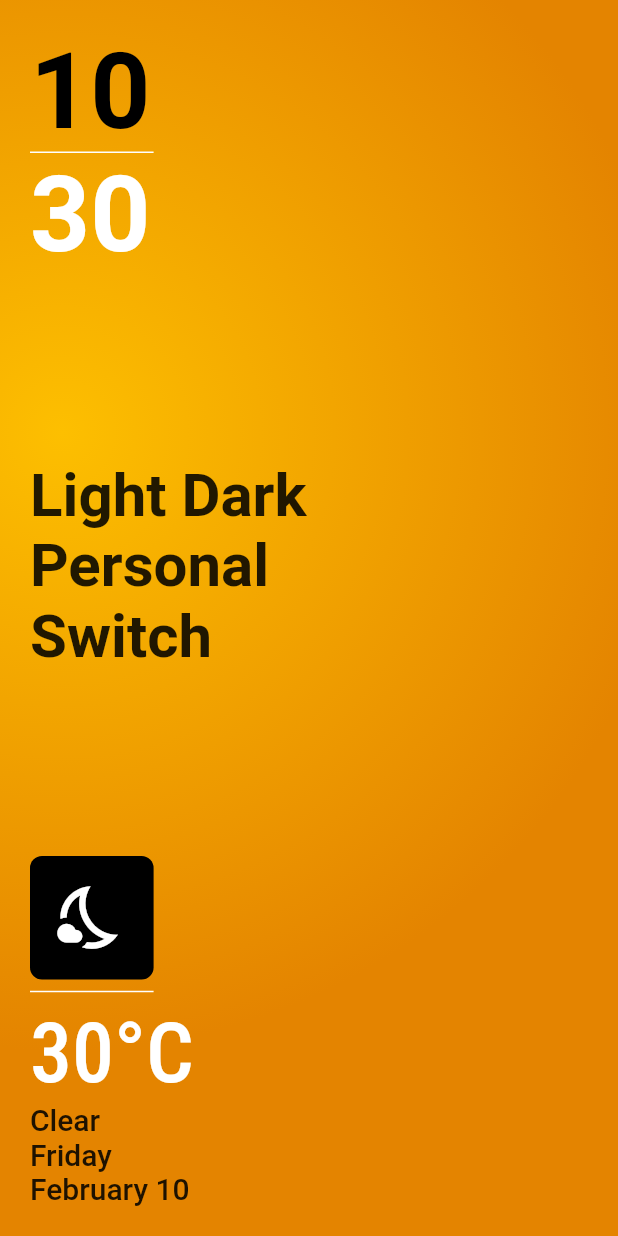
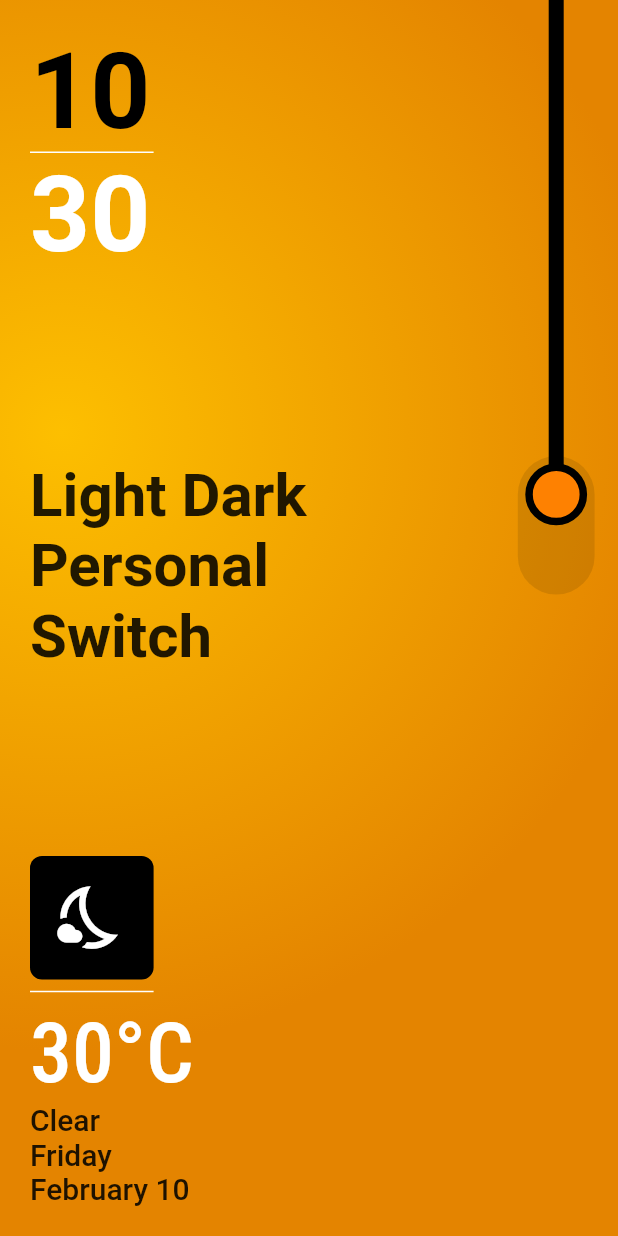
Before and after one commit to john-muinde/clock-dark-light-theme, a Flutter app: the screen it shows after launch, on a phone screen of 412 x 824 dp. Run offline on Flutter 3.47's test engine with Material 2 defaults, Android fonts, the phone set to English and light mode, and no system bars; our stand-ins replace google_fonts, shared_preferences.

Commit message:
finished the paint, switch and full on dark mode light mode theme

```diff
--- a/lib/app_theme.dart
+++ b/lib/app_theme.dart
@@ -1,6 +1,9 @@
+import 'dart:io';
+
 import 'package:flutter/material.dart';
 import 'package:flutter/services.dart';
 import 'package:google_fonts/google_fonts.dart';
+import 'package:shared_preferences/shared_preferences.dart';
 
 import 'constants/constants.dart';
 
@@ -8,6 +11,9 @@ class ThemeProvider with ChangeNotifier {
   //bool for current theme
   bool isLightTheme;
   ThemeProvider({required this.isLightTheme});
+
+  //Add the check and registerWtih in your desired method.
+
   //used for matching the top status navigation bar with the theme
   getCurrentStatusNavigationBarColor() {
     if (isLightTheme) {
@@ -30,7 +36,20 @@ class ThemeProvider with ChangeNotifier {
   }
   //Used for toggling between light theme and dark theme
 
-  toggleThemeData() {}
+  toggleThemeData() async {
+    SharedPreferences sharedPreferences = await SharedPreferences.getInstance();
+    if (isLightTheme) {
+      sharedPreferences.setBool(SPref.isLight, false);
+      isLightTheme = !isLightTheme;
+      notifyListeners();
+    } else {
+      sharedPreferences.setBool(SPref.isLight, true);
+      isLightTheme = !isLightTheme;
+      notifyListeners();
+    }
+    getCurrentStatusNavigationBarColor();
+    notifyListeners();
+  }
 
   ThemeData themeData() {
     return ThemeData(
@@ -45,7 +64,9 @@ class ThemeProvider with ChangeNotifier {
         ),
         displayMedium: GoogleFonts.robotoCondensed(
           fontWeight: FontWeight.w500,
-              color: isLightTheme ? AppColors.black : AppColors.orange)),
+          color: isLightTheme ? AppColors.black : AppColors.orange,
+        ),
+      ),
     );
   }
 
--- a/lib/home_screen.dart
+++ /dev/null
@@ -1,116 +0,0 @@
-import 'package:flutter/material.dart';
-import 'package:intl/intl.dart';
-
-import 'app_theme.dart';
-import 'constants/constants.dart';
-
-class HomeScreen extends StatefulWidget {
-  const HomeScreen({super.key});
-
-  @override
-  State<HomeScreen> createState() => _HomeScreenState();
-}
-
-class _HomeScreenState extends State<HomeScreen> {
-  @override
-  Widget build(BuildContext context) {
-    final Size size = MediaQuery.of(context).size;
-    return Scaffold(
-      body: Container(
-        decoration: BoxDecoration(
-          gradient: RadialGradient(
-            center: const Alignment(-0.8, -0.3),
-            radius: 1,
-            colors:
-                ThemeProvider(isLightTheme: true).themeMode().gradientColors!,
-          ),
-        ),
-        child: Stack(
-          fit: StackFit.expand,
-          children: [
-            SafeArea(
-              child: Padding(
-                padding: const EdgeInsets.all(20.0),
-                child: Column(
-                  crossAxisAlignment: CrossAxisAlignment.start,
-                  children: [
-                    Text(
-                      DateTime.now().hour.toString(),
-                      style: Theme.of(context).textTheme.displayLarge,
-                    ),
-                    SizedBox(
-                      width: size.width * .2,
-                      child: const Divider(
-                        height: 0,
-                        thickness: 1,
-                        color: AppColors.white,
-                      ),
-                    ),
-                    Text(
-                      DateTime.now().minute.toString(),
-                      style: Theme.of(context)
-                          .textTheme
-                          .displayLarge!
-                          .copyWith(color: AppColors.white),
-                    ),
-                    const Spacer(),
-                    const Text(
-                      "Light Dark\nPersonal\nSwitch",
-                      style: TextStyle(
-                        fontSize: 40,
-                        fontWeight: FontWeight.bold,
-                      ),
-                    ),
-                    const Spacer(),
-                    Container(
-                      width: size.width * .2,
-                      height: size.width * .2,
-                      decoration: BoxDecoration(
-                        color: ThemeProvider(isLightTheme: true)
-                            .themeMode()
-                            .switchColor,
-                        borderRadius: BorderRadius.circular(8),
-                      ),
-                      child: const Icon(
-                        Icons.nights_stay_outlined,
-                        size: 50,
-                        color: AppColors.white,
-                      ),
-                    ),
-                    SizedBox(
-                      width: size.width * .2,
-                      child: const Divider(
-                        // height: 0,
-                        thickness: 1,
-                        color: AppColors.white,
-                      ),
-                    ),
-                    Text(
-                      "30\u00B0C",
-                      style:
-                          Theme.of(context).textTheme.displayMedium!.copyWith(
-                                color: AppColors.white,
-                              ),
-                    ),
-                    Text(
-                      "Clear",
-                      style: Theme.of(context).textTheme.titleLarge,
-                    ),
-                    Text(
-                      DateFormat('EEEE').format(DateTime.now()),
-                      style: Theme.of(context).textTheme.titleLarge,
-                    ),
-                    Text(
-                      DateFormat('MMMM d').format(DateTime.now()),
-                      style: Theme.of(context).textTheme.titleLarge,
-                    )
-                  ],
-                ),
-              ),
-            ),
-          ],
-        ),
-      ),
-    );
-  }
-}
--- a/lib/main.dart
+++ b/lib/main.dart
@@ -1,12 +1,33 @@
 import 'package:dark_light_theme/app_theme.dart';
+import 'package:dark_light_theme/constants/constants.dart';
 import 'package:flutter/material.dart';
-import 'package:intl/intl.dart';
+import 'package:provider/provider.dart';
+import 'package:shared_preferences/shared_preferences.dart';
 
-import 'constants/constants.dart';
-import 'home_screen.dart';
+import 'screen/home_screen.dart';
 
-void main() {
-  runApp(const MyApp());
+main() async {
+  WidgetsFlutterBinding.ensureInitialized();
+  SharedPreferences prefs = await SharedPreferences.getInstance();
+  bool isLightTheme = prefs.getBool(SPref.isLight) ?? true;
+  runApp(AppStart(isLightTheme: isLightTheme));
+}
+
+class AppStart extends StatelessWidget {
+  const AppStart({super.key, required this.isLightTheme});
+  final bool isLightTheme;
+
+  @override
+  Widget build(BuildContext context) {
+    return MultiProvider(
+      providers: [
+        ChangeNotifierProvider(
+          create: (_) => ThemeProvider(isLightTheme: isLightTheme),
+        )
+      ],
+      child: MyApp(),
+    );
+  }
 }
 
 class MyApp extends StatelessWidget {
@@ -14,12 +35,11 @@ class MyApp extends StatelessWidget {
 
   @override
   Widget build(BuildContext context) {
+    ThemeProvider themeProvider = Provider.of<ThemeProvider>(context);
     return MaterialApp(
       debugShowCheckedModeBanner: false,
       title: 'Flutter Demo',
-      theme: ThemeProvider(
-        isLightTheme: true,
-      ).themeData(),
+      theme: themeProvider.themeData(),
       home: const HomeScreen(),
     );
   }
--- /dev/null
+++ b/lib/screen/component/wire_draw.dart
@@ -0,0 +1,55 @@
+import 'package:dark_light_theme/app_theme.dart';
+import 'package:flutter/material.dart';
+import 'package:provider/provider.dart';
+
+class Wire extends StatefulWidget {
+  const Wire(
+      {super.key, required this.initialPosition, required this.toOffset});
+  final Offset initialPosition;
+  final Offset toOffset;
+
+  @override
+  State<Wire> createState() => _WireState();
+}
+
+class _WireState extends State<Wire> {
+  @override
+  Widget build(BuildContext context) {
+    ThemeProvider themeProvider = Provider.of<ThemeProvider>(context);
+    return CustomPaint(
+      painter: WirePainter(
+        initialPosition: widget.initialPosition,
+        themeProvider: themeProvider,
+        toOffset: widget.toOffset,
+      ),
+    );
+  }
+}
+
+class WirePainter extends CustomPainter {
+  final Offset initialPosition;
+  final Offset toOffset;
+
+  final ThemeProvider themeProvider;
+
+  Paint? _paint;
+
+  WirePainter({
+    required this.initialPosition,
+    required this.toOffset,
+    required this.themeProvider,
+  });
+  @override
+  void paint(Canvas canvas, Size size) {
+    _paint = Paint()
+      ..color = themeProvider.themeMode().switchColor!
+      ..strokeWidth = 10
+      ..style = PaintingStyle.stroke;
+
+    //To help draw the line
+    canvas.drawLine(initialPosition, toOffset, _paint!);
+  }
+
+  @override
+  bool shouldRepaint(covariant CustomPainter oldDelegate) => false;
+}
--- /dev/null
+++ b/lib/screen/home_screen.dart
@@ -0,0 +1,200 @@
+import 'package:flutter/material.dart';
+import 'package:intl/intl.dart';
+import 'package:provider/provider.dart';
+
+import '../app_theme.dart';
+import 'component/wire_draw.dart';
+
+import '../constants/constants.dart';
+
+class HomeScreen extends StatefulWidget {
+  const HomeScreen({super.key});
+
+  @override
+  State<HomeScreen> createState() => _HomeScreenState();
+}
+
+class _HomeScreenState extends State<HomeScreen> {
+  Offset initialPosition = const Offset(250, 0);
+  Offset switchPosition = const Offset(350, 350);
+  Offset containerPosition = const Offset(350, 350);
+  Offset finalPosition = const Offset(350, 350);
+
+  @override
+  void didChangeDependencies() {
+    final Size size = MediaQuery.of(context).size;
+    ThemeProvider themeProvider = Provider.of<ThemeProvider>(context);
+    initialPosition = Offset(size.width * .9, 0);
+    containerPosition = Offset(size.width * .9, size.height * .4);
+    finalPosition = Offset(size.width * .9, size.height * .5 - size.width * .1);
+
+    switchPosition =
+        themeProvider.isLightTheme ? containerPosition : finalPosition;
+
+    super.didChangeDependencies();
+  }
+
+  @override
+  Widget build(BuildContext context) {
+    final Size size = MediaQuery.of(context).size;
+    ThemeProvider themeProvider = Provider.of<ThemeProvider>(context);
+
+    return Scaffold(
+      body: Container(
+        decoration: BoxDecoration(
+          gradient: RadialGradient(
+            center: const Alignment(-0.8, -0.3),
+            radius: 1,
+            colors: themeProvider.themeMode().gradientColors!,
+          ),
+        ),
+        child: Stack(
+          fit: StackFit.expand,
+          children: [
+            leftPart(context, size, themeProvider),
+            Positioned(
+              top: containerPosition.dy - size.width * .1 / 2 - 5,
+              left: containerPosition.dx - size.width * .1 / 2 - 5,
+              child: Container(
+                width: size.width * .1 + 10,
+                height: size.height * .1 + 10,
+                decoration: BoxDecoration(
+                  color: themeProvider.themeMode().switchBgColor!,
+                  borderRadius: BorderRadius.circular(30),
+                ),
+              ),
+            ),
+            Wire(
+              initialPosition: initialPosition,
+              toOffset: switchPosition,
+            ),
+            AnimatedPositioned(
+              duration: const Duration(milliseconds: 0),
+              top: switchPosition.dy - size.width * 0.1 / 2,
+              left: switchPosition.dx - size.width * 0.1 / 2,
+              child: Draggable(
+                feedback: Container(
+                  width: size.width * .1,
+                  height: size.width * .1,
+                  decoration: const BoxDecoration(
+                    color: Colors.transparent,
+                    shape: BoxShape.circle,
+                  ),
+                ),
+                onDragEnd: (details) {
+                  if (themeProvider.isLightTheme) {
+                    setState(() {
+                      switchPosition = containerPosition;
+                    });
+                  } else {
+                    setState(() {
+                      switchPosition = finalPosition;
+                    });
+                  }
+                  themeProvider.toggleThemeData();
+                },
+                onDragUpdate: (details) {
+                  setState(() {
+                    switchPosition = details.localPosition;
+                  });
+                },
+                child: Container(
+                  width: size.width * .1,
+                  height: size.width * .1,
+                  decoration: BoxDecoration(
+                    color: themeProvider.themeMode().thumbColor,
+                    border: Border.all(
+                        width: 5,
+                        color: themeProvider.themeMode().switchColor!),
+                    shape: BoxShape.circle,
+                  ),
+                ),
+              ),
+            )
+          ],
+        ),
+      ),
+    );
+  }
+
+  SafeArea leftPart(
+      BuildContext context, Size size, ThemeProvider themeProvider) {
+    return SafeArea(
+      child: Padding(
+        padding: const EdgeInsets.all(20.0),
+        child: Column(
+          crossAxisAlignment: CrossAxisAlignment.start,
+          children: [
+            Text(
+              DateTime.now().hour.toString(),
+              style: Theme.of(context).textTheme.displayLarge,
+            ),
+            SizedBox(
+              width: size.width * .2,
+              child: const Divider(
+                height: 0,
+                thickness: 1,
+                color: AppColors.white,
+              ),
+            ),
+            Text(
+              DateTime.now().minute.toString(),
+              style: Theme.of(context)
+                  .textTheme
+                  .displayLarge!
+                  .copyWith(color: AppColors.white),
+            ),
+            const Spacer(),
+            const Text(
+              "Light Dark\nPersonal\nSwitch",
+              style: TextStyle(
+                fontSize: 40,
+                fontWeight: FontWeight.bold,
+              ),
+            ),
+            const Spacer(),
+            Container(
+              width: size.width * .2,
+              height: size.width * .2,
+              decoration: BoxDecoration(
+                color: themeProvider.themeMode().switchColor,
+                borderRadius: BorderRadius.circular(8),
+              ),
+              child: const Icon(
+                Icons.nights_stay_outlined,
+                size: 50,
+                color: AppColors.white,
+              ),
+            ),
+            SizedBox(
+              width: size.width * .2,
+              child: const Divider(
+                // height: 0,
+                thickness: 1,
+                color: AppColors.white,
+              ),
+            ),
+            Text(
+              "30\u00B0C",
+              style: Theme.of(context).textTheme.displayMedium!.copyWith(
+                    color: AppColors.white,
+                  ),
+            ),
+            Text(
+              "Clear",
+              style: Theme.of(context).textTheme.titleLarge,
+            ),
+            Text(
+              DateFormat('EEEE').format(DateTime.now()),
+              style: Theme.of(context).textTheme.titleLarge,
+            ),
+            Text(
+              DateFormat('MMMM d').format(DateTime.now()),
+              style: Theme.of(context).textTheme.titleLarge,
+            )
+          ],
+        ),
+      ),
+    );
+  }
+}
--- a/pubspec.yaml
+++ b/pubspec.yaml
@@ -36,7 +36,7 @@ dependencies:
   # Use with the CupertinoIcons class for iOS style icons.
   cupertino_icons: ^1.0.2
   provider: ^6.0.4
-  shared_preferences: ^2.0.15
+  shared_preferences: ^2.0.17
   intl: ^0.17.0
   google_fonts: ^3.0.1
 
```
Lines whose indentation alone changed are shown as unchanged.
